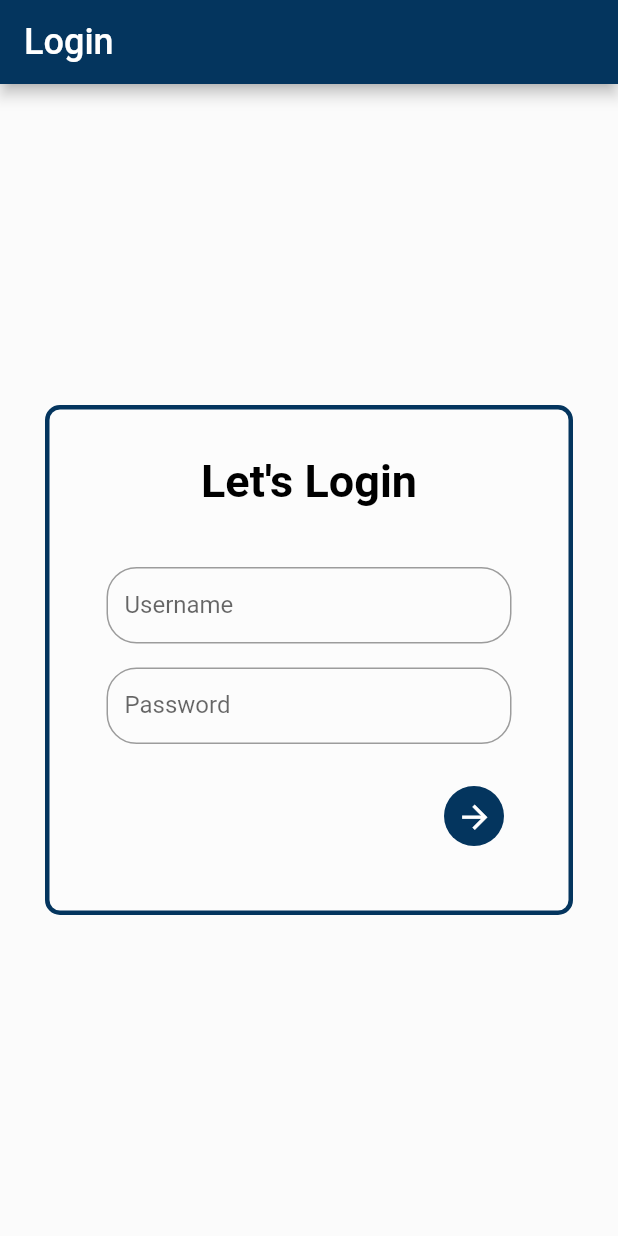
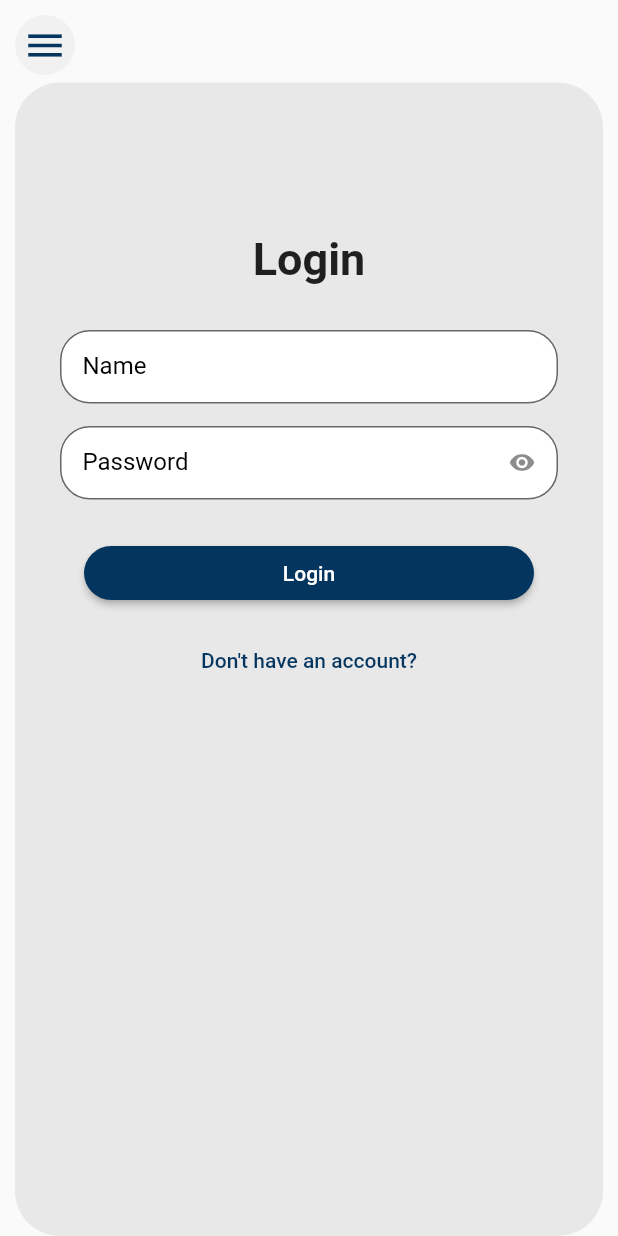
Before and after one commit to Nishadatgit/luminar-Projects, a Flutter app: the screen it shows after launch, on a phone screen of 412 x 824 dp. Run offline on Flutter 3.47's test engine with Material 2 defaults, Android fonts, the phone set to English and light mode, and no system bars; our stand-ins replace email_validator, lottie.

Commit message:
registration page assignment completed

```diff
--- a/lib/assignments/login_iu_custom_textfields.dart
+++ b/lib/assignments/login_iu_custom_textfields.dart
@@ -1,7 +1,5 @@
 import 'package:flutter/material.dart';
-import 'package:flutter/src/foundation/key.dart';
-import 'package:flutter/src/widgets/framework.dart';
-import 'package:lottie/lottie.dart';
+
 
 class LoginUiWithCustomTextFields extends StatelessWidget {
   const LoginUiWithCustomTextFields({Key? key}) : super(key: key);
--- /dev/null
+++ b/lib/assignments/student_registration/login.dart
@@ -0,0 +1,211 @@
+import 'package:demo_project/assignments/student_registration/signup.dart';
+import 'package:flutter/material.dart';
+
+class StudentLogin extends StatelessWidget {
+  StudentLogin({Key? key}) : super(key: key);
+
+  final _loginFormState = GlobalKey<FormState>();
+  final _passController = TextEditingController();
+
+  static const blueColor = Color.fromARGB(255, 4, 53, 94);
+
+  @override
+  Widget build(BuildContext context) {
+    const name = 'nishad';
+    return Scaffold(
+      resizeToAvoidBottomInset: false,
+      body: SafeArea(
+        child: Column(
+          children: [
+            Row(
+              children: [
+                Padding(
+                  padding: const EdgeInsets.only(left: 10, top: 10, bottom: 5),
+                  child: CircleAvatar(
+                    backgroundColor: Colors.grey.withOpacity(0.1),
+                    child: const Icon(
+                      Icons.menu,
+                      size: 30,
+                      color: blueColor,
+                    ),
+                  ),
+                )
+              ],
+            ),
+            Expanded(
+              child: Padding(
+                padding: const EdgeInsets.only(
+                  left: 10,
+                  right: 10,
+                ),
+                child: Container(
+                  decoration: BoxDecoration(
+                      borderRadius: BorderRadius.circular(30),
+                      color: Colors.grey.withOpacity(0.2)),
+                  padding: const EdgeInsets.symmetric(horizontal: 30),
+                  child: Form(
+                    key: _loginFormState,
+                    child: Column(
+                      mainAxisAlignment: MainAxisAlignment.start,
+                      children: [
+                        const Padding(
+                          padding: EdgeInsets.only(bottom: 30, top: 100),
+                          child: Text(
+                            'Login',
+                            style: TextStyle(
+                                fontSize: 30, fontWeight: FontWeight.bold),
+                          ),
+                        ),
+                        TextFormField(
+                          decoration: InputDecoration(
+                              filled: true,
+                              errorBorder: const OutlineInputBorder(
+                                  borderSide: BorderSide(color: Colors.red),
+                                  borderRadius:
+                                      BorderRadius.all(Radius.circular(20))),
+                              fillColor: Colors.white,
+                              border: _border,
+                              labelText: 'Name',
+                              isDense: true,
+                              labelStyle: const TextStyle(color: Colors.black),
+                              contentPadding: const EdgeInsets.all(15)),
+                          validator: (value) {
+                            if (value == null || value.isEmpty) {
+                              return 'Required field';
+                            } else if (value != name) {
+                              return "No account found with name '$value'";
+                            }
+
+                            return null;
+                          },
+                        ),
+                        const SizedBox(
+                          height: 15,
+                        ),
+                        TextFormField(
+                          obscureText: true,
+                          decoration: InputDecoration(
+                              filled: true,
+                              errorBorder: const OutlineInputBorder(
+                                  borderSide: BorderSide(color: Colors.red),
+                                  borderRadius:
+                                      BorderRadius.all(Radius.circular(20))),
+                              fillColor: Colors.white,
+                              border: _border,
+                              suffixIcon: IconButton(
+                                  onPressed: () {},
+                                  icon: const Icon(Icons.remove_red_eye)),
+                              labelText: 'Password',
+                              labelStyle: const TextStyle(color: Colors.black),
+                              isDense: true,
+                              contentPadding: const EdgeInsets.all(15)),
+                          validator: (value) {
+                            if (value == null || value.isEmpty) {
+                              return 'Required field';
+                            } else if (value.length < 4) {
+                              return 'Password must contain minumum 4 characters';
+                            }
+
+                            return null;
+                          },
+                          controller: _passController,
+                        ),
+                        const SizedBox(
+                          height: 25,
+                        ),
+                        SizedBox(
+                          width: 300,
+                          child: ElevatedButton(
+                              style: ElevatedButton.styleFrom(
+                                  primary: blueColor,
+                                  shape: RoundedRectangleBorder(
+                                      borderRadius: BorderRadius.circular(30))),
+                              onPressed: () {
+                                if (_checkSignupForm()) {
+                                  if (checkPasswords(context)) {
+                                    ScaffoldMessenger.of(context)
+                                        .showSnackBar(signupSnackbar);
+                                  }
+                                }
+                              },
+                              child: const Text('Login')),
+                        ),
+                        const SizedBox(
+                          height: 10,
+                        ),
+                        TextButton(
+                          onPressed: () {
+                            Navigator.of(context).push(MaterialPageRoute(
+                              builder: (context) => StudentSignup(),
+                            ));
+                          },
+                          child: const Text(
+                            "Don't have an account?",
+                            style: TextStyle(color: blueColor),
+                          ),
+                        )
+                      ],
+                    ),
+                  ),
+                ),
+              ),
+            )
+          ],
+        ),
+      ),
+    );
+  }
+
+  final _border = OutlineInputBorder(
+      borderRadius: BorderRadius.circular(20),
+      borderSide: const BorderSide(color: blueColor, width: 2));
+
+  bool _checkSignupForm() {
+    if (_loginFormState.currentState!.validate()) {
+      return true;
+    } else {
+      return false;
+    }
+  }
+
+  final signupSnackbar = const SnackBar(
+    content: Text(
+      'Login  Successfull',
+      style: TextStyle(color: blueColor),
+    ),
+    margin: EdgeInsets.only(bottom: 30, right: 20, left: 20),
+    behavior: SnackBarBehavior.floating,
+    backgroundColor: Colors.white,
+    shape: RoundedRectangleBorder(
+      borderRadius: BorderRadius.all(
+        Radius.circular(20),
+      ),
+    ),
+    dismissDirection: DismissDirection.endToStart,
+    clipBehavior: Clip.antiAlias,
+  );
+
+  final passSnack = const SnackBar(
+    margin: EdgeInsets.only(bottom: 30, right: 20, left: 20),
+    content: Text(
+      'Incorrect password entered',
+      style: TextStyle(color: Colors.white),
+    ),
+    behavior: SnackBarBehavior.floating,
+    backgroundColor: Color.fromARGB(255, 166, 19, 9),
+    shape: RoundedRectangleBorder(
+        borderRadius: BorderRadius.all(Radius.circular(20))),
+  );
+
+  bool checkPasswords(BuildContext ctx) {
+    const password = 'nishad';
+    final pass = _passController.text;
+
+    if (pass != password) {
+      ScaffoldMessenger.of(ctx).showSnackBar(passSnack);
+      return false;
+    } else {
+      return true;
+    }
+  }
+}
--- a/lib/main.dart
+++ b/lib/main.dart
@@ -1,5 +1,7 @@
 import 'package:demo_project/assignments/custom_listview.dart';
 import 'package:demo_project/assignments/login_iu_custom_textfields.dart';
+import 'package:demo_project/assignments/student_registration/login.dart';
+import 'package:demo_project/assignments/student_registration/signup.dart';
 import 'package:demo_project/home_screen.dart';
 import 'package:demo_project/listview_builder.dart';
 import 'package:demo_project/assignments/contact_book.dart';
@@ -25,7 +27,7 @@ class MyApp extends StatelessWidget {
       theme: ThemeData(
         primarySwatch: Colors.deepPurple,
       ),
-      home: const SplashForLogin(),
+      home: StudentLogin(),
     );
   }
 }
--- a/pubspec.yaml
+++ b/pubspec.yaml
@@ -28,6 +28,7 @@ environment:
 # versions available, run `flutter pub outdated`.
 dependencies:
   cupertino_icons: ^1.0.2
+  email_validator: ^2.0.1
   flutter:
     sdk: flutter
   lottie: ^1.3.0
```
Also changed, not shown: lib/assignments/student_registration/signup.dart (added, +287 -0 lines), pubspec.lock.
